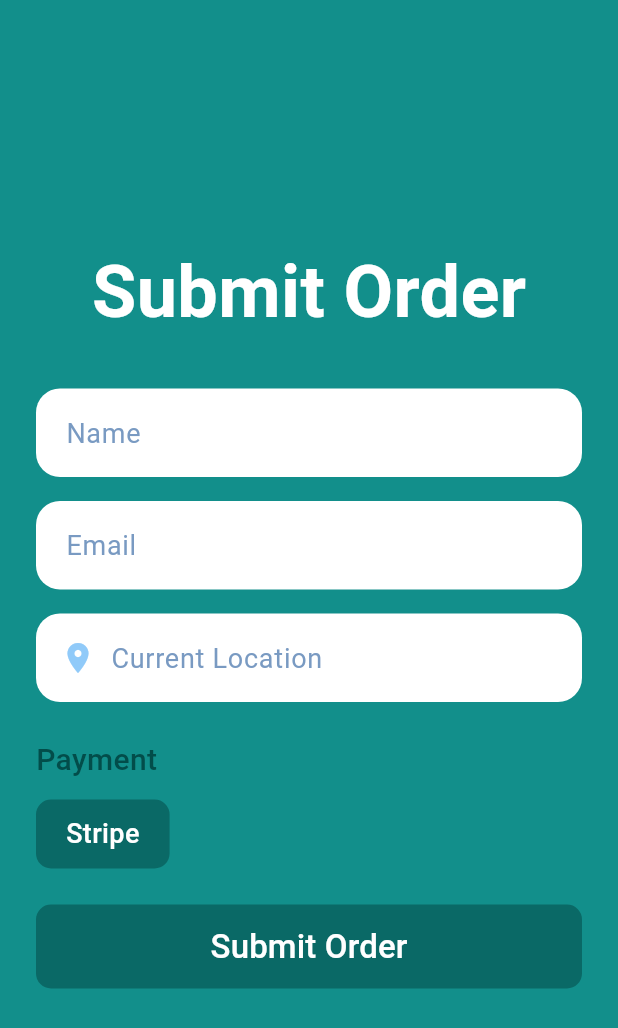
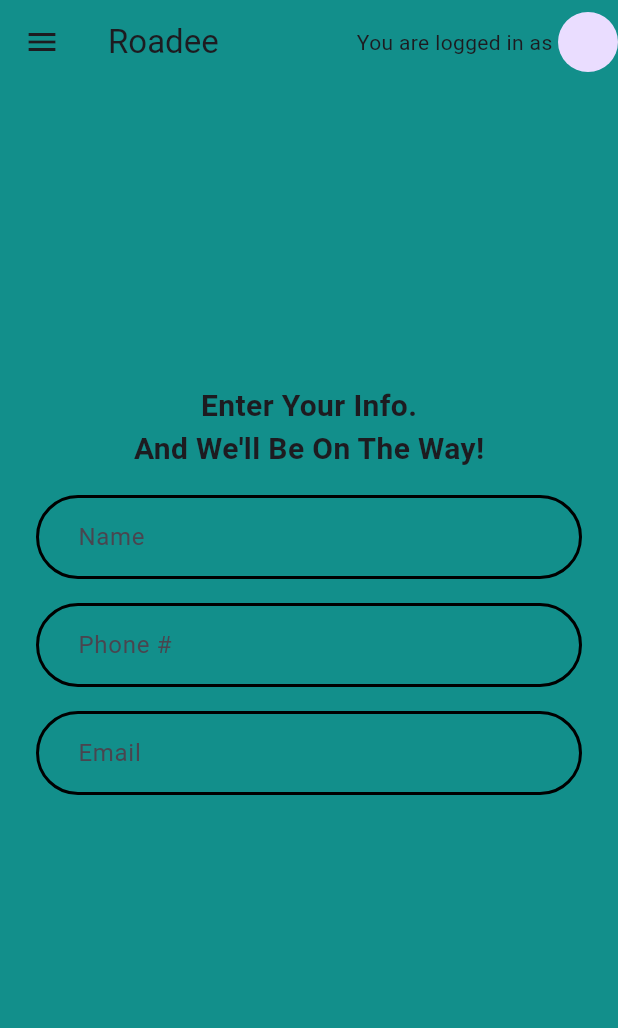
Before and after one commit to mimoriam/roadee_flutter, a Flutter app: the screen it shows once a user with an empty profile is signed in, on a phone screen of 412 x 824 dp. Shown: the top 1028 px of the screen. Run offline on Flutter 3.47's test engine with Material 3 defaults, Android fonts, the phone set to English and light mode, and no system bars; drawn by our look-alikes of flutter_form_builder; our stand-ins replace firebase_auth, firebase_core, form_builder_validators; accounts and stored records are empty; generated files the repository leaves out were written again; Roboto replaces fonts that are missing (SF Pro Display).

Commit message:
feat(submit_order): screen

```diff
--- a/lib/screens/submit_order_screen.dart
+++ b/lib/screens/submit_order_screen.dart
@@ -1,4 +1,7 @@
 import 'package:flutter/material.dart';
+
+import 'package:flutter_form_builder/flutter_form_builder.dart';
+import 'package:form_builder_validators/form_builder_validators.dart';
 
 class SubmitOrderScreen extends StatefulWidget {
   const SubmitOrderScreen({super.key});
@@ -8,7 +11,7 @@ class SubmitOrderScreen extends StatefulWidget {
 }
 
 class _SubmitOrderScreenState extends State<SubmitOrderScreen> {
-  final _formKey = GlobalKey<FormState>();
+  final _formKey = GlobalKey<FormBuilderState>();
 
   // Controllers for form fields
   final _nameController = TextEditingController();
@@ -27,166 +30,89 @@ class _SubmitOrderScreenState extends State<SubmitOrderScreen> {
   Widget build(BuildContext context) {
     return Scaffold(
       backgroundColor: const Color(0xFF128f8b),
-      // Blue background color matching the image
+      appBar: AppBar(
+        backgroundColor: const Color(0xFF128f8b),
+        title: const Text("Roadee"),
+        actions: [Text("You are logged in as "), CircleAvatar()],
+      ),
+      drawer: Drawer(),
       body: SafeArea(
-        child: Padding(
-          padding: const EdgeInsets.symmetric(horizontal: 24.0),
-          child: Form(
+        child: Stack(
+          children: [
+            GestureDetector(
+              onTap: () => FocusScope.of(context).unfocus(),
+              child: LayoutBuilder(
+                builder: (context, constraints) {
+                  return SingleChildScrollView(
+                    reverse: true,
+                    padding: EdgeInsets.only(left: 24.0, right: 24.0),
+                    child: ConstrainedBox(
+                      constraints: BoxConstraints(
+                        minWidth: constraints.maxWidth,
+                        minHeight: constraints.maxHeight,
+                      ),
+                      child: IntrinsicHeight(
+                        child: FormBuilder(
                           key: _formKey,
                           child: Column(
                             crossAxisAlignment: CrossAxisAlignment.stretch,
+                            mainAxisSize: MainAxisSize.max,
                             children: [
-                const SizedBox(height: 160),
+                              const SizedBox(height: 200),
                               Center(
-                  child: const Text(
-                    'Submit Order',
+                                child: Text(
+                                  "Enter Your Info.",
                                   style: TextStyle(
-                      fontSize: 48,
+                                    fontSize: 20,
                                     fontWeight: FontWeight.bold,
-                      color: Colors.white,
                                   ),
                                 ),
                               ),
-                const SizedBox(height: 30),
-                _buildTextField(controller: _nameController, hintText: 'Name'),
-                const SizedBox(height: 16),
-                _buildTextField(
-                  controller: _emailController,
-                  hintText: 'Email',
-                  keyboardType: TextInputType.emailAddress,
-                ),
-                const SizedBox(height: 16),
-                _buildLocationField(),
-                const SizedBox(height: 24),
-                const Align(
-                  alignment: Alignment.centerLeft,
+                              Center(
                                 child: Text(
-                    'Payment',
+                                  "And We'll Be On The Way!",
                                   style: TextStyle(
                                     fontSize: 20,
-                      fontWeight: FontWeight.w500,
-                      color: Color(0xFF024d4a),
+                                    fontWeight: FontWeight.bold,
                                   ),
                                 ),
                               ),
-                const SizedBox(height: 12),
-                _buildPaymentMethodSelector(),
-                const SizedBox(height: 24),
-                _buildSubmitButton(),
+
+                              const SizedBox(height: 16),
+                              _roundedInputField('Name'),
+
+                              const SizedBox(height: 16),
+                              _roundedInputField('Phone #'),
+
+                              const SizedBox(height: 16),
+                              _roundedInputField('Email'),
                             ],
                           ),
                         ),
                       ),
                     ),
                   );
-  }
-
-  Widget _buildTextField({
-    required TextEditingController controller,
-    required String hintText,
-    bool obscureText = false,
-    TextInputType keyboardType = TextInputType.text,
-  }) {
-    return Container(
-      decoration: BoxDecoration(
-        color: Colors.white,
-        borderRadius: BorderRadius.circular(16),
+                },
               ),
-      child: TextFormField(
-        controller: controller,
-        obscureText: obscureText,
-        keyboardType: keyboardType,
-        decoration: InputDecoration(
-          hintText: hintText,
-          hintStyle: TextStyle(color: Color(0xFF799ac2), fontSize: 18),
-          contentPadding: const EdgeInsets.symmetric(
-            horizontal: 20,
-            vertical: 16,
             ),
-          border: InputBorder.none,
+          ],
         ),
       ),
     );
   }
 
-  Widget _buildLocationField() {
-    return Container(
-      decoration: BoxDecoration(
-        color: Colors.white,
-        borderRadius: BorderRadius.circular(16),
-      ),
-      child: Row(
-        children: [
-          Padding(
-            padding: const EdgeInsets.only(left: 16.0),
-            child: Icon(Icons.location_on, color: Colors.blue[200], size: 24),
-          ),
-          Expanded(
-            child: TextFormField(
-              controller: _locationController,
+  Widget _roundedInputField(String hint) {
+    return TextField(
       decoration: InputDecoration(
-                hintText: 'Current Location',
-                hintStyle: TextStyle(color: Color(0xFF799ac2), fontSize: 18),
+        hintText: hint,
         contentPadding: const EdgeInsets.symmetric(
-                  horizontal: 10,
+          horizontal: 24,
           vertical: 16,
         ),
-                border: InputBorder.none,
-              ),
-            ),
-          ),
-        ],
-      ),
-    );
-  }
-
-  Widget _buildPaymentMethodSelector() {
-    return Align(
-      alignment: Alignment.centerLeft,
-      child: Container(
-        padding: const EdgeInsets.symmetric(horizontal: 20, vertical: 10),
-        decoration: BoxDecoration(
-          color: const Color(0xFF0a6966), // Slightly darker blue
-          borderRadius: BorderRadius.circular(10),
-        ),
-        child: const Text(
-          'Stripe',
-          style: TextStyle(
-            color: Colors.white,
-            fontSize: 18,
-            fontWeight: FontWeight.w500,
-          ),
-        ),
-      ),
-    );
-  }
-
-  Widget _buildSubmitButton() {
-    return Container(
-      height: 56,
-      decoration: BoxDecoration(
-        color: const Color(0xFF0a6966), // Slightly darker green than
-        // background
-        borderRadius: BorderRadius.circular(10),
-      ),
-      child: TextButton(
-        onPressed: () {
-          if (_formKey.currentState!.validate()) {
-            // Process order submission
-          }
-        },
-        style: TextButton.styleFrom(
-          shape: RoundedRectangleBorder(
-            borderRadius: BorderRadius.circular(10),
-          ),
-        ),
-        child: const Text(
-          'Submit Order',
-          style: TextStyle(
-            color: Colors.white,
-            fontSize: 22,
-            fontWeight: FontWeight.w500,
-          ),
+        border: OutlineInputBorder(borderRadius: BorderRadius.circular(30)),
+        enabledBorder: OutlineInputBorder(
+          borderRadius: BorderRadius.circular(30),
+          borderSide: const BorderSide(color: Colors.black, width: 2),
         ),
       ),
     );
```
Lines whose indentation alone changed are shown as unchanged.
